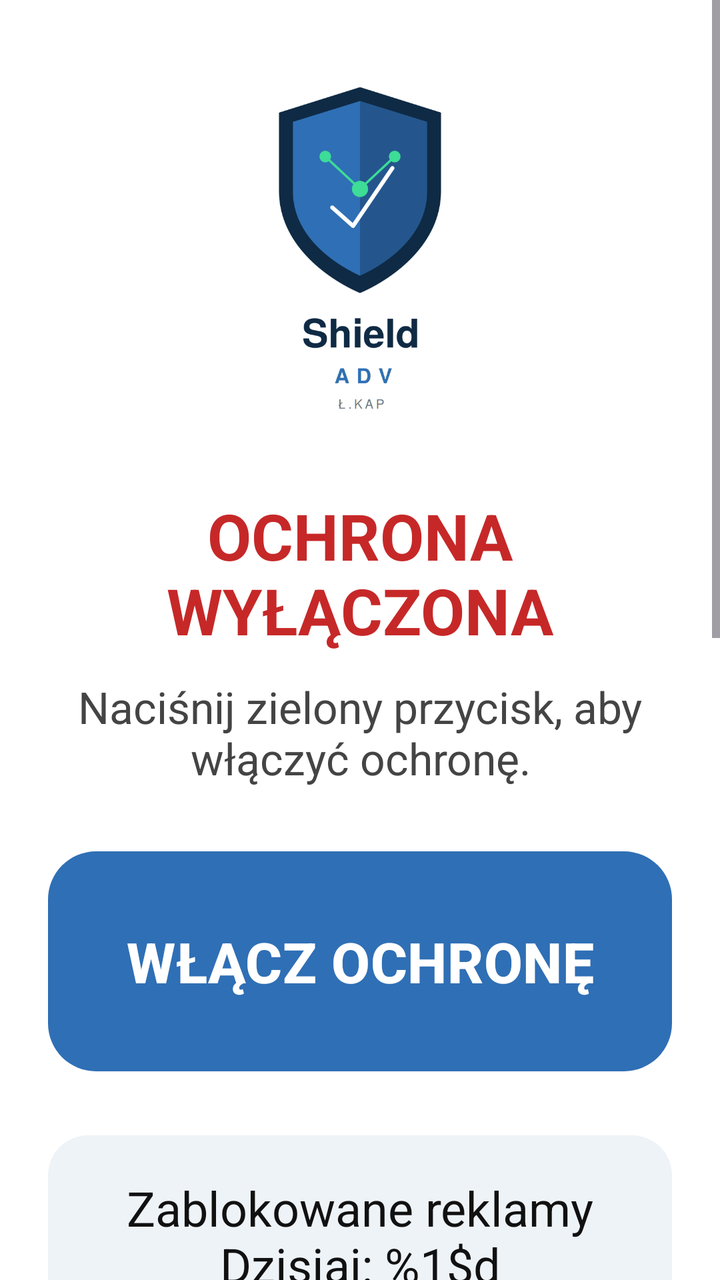
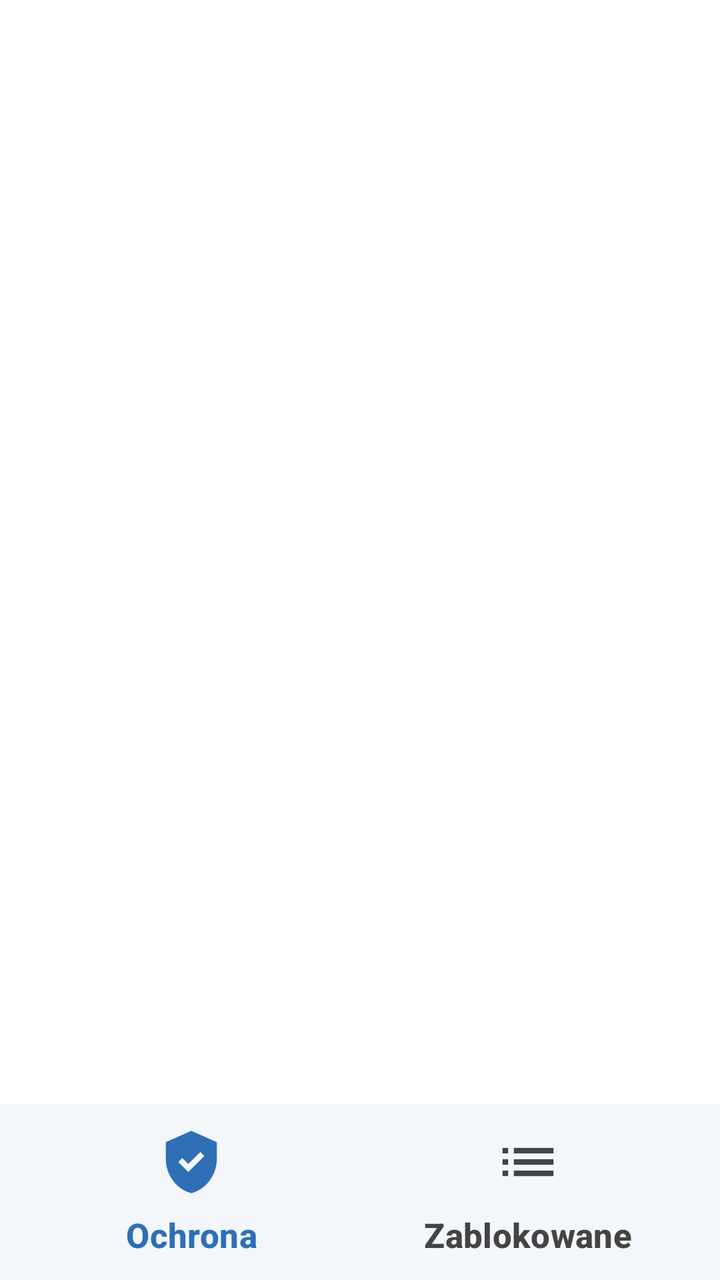

Compare the two renders of this Android layout. The source of the first and the diff that turns it into the second are given below.
<!-- AndroidManifest.xml: application theme Theme.ShieldADV -->
<!-- res/layout/activity_main.xml -->
<?xml version="1.0" encoding="utf-8"?>
<ScrollView xmlns:android="http://schemas.android.com/apk/res/android"
    xmlns:app="http://schemas.android.com/apk/res-auto"
    android:layout_width="match_parent"
    android:layout_height="match_parent"
    android:background="@color/background"
    android:fillViewport="true">

    <LinearLayout
        android:layout_width="match_parent"
        android:layout_height="wrap_content"
        android:gravity="center_horizontal"
        android:orientation="vertical"
        android:padding="24dp">

        <ImageView
            android:layout_width="220dp"
            android:layout_height="wrap_content"
            android:layout_marginTop="8dp"
            android:adjustViewBounds="true"
            android:contentDescription="@string/app_name"
            android:src="@drawable/logo_shield_adv" />

        <TextView
            android:id="@+id/status_text"
            android:layout_width="wrap_content"
            android:layout_height="wrap_content"
            android:layout_marginTop="28dp"
            android:gravity="center"
            android:text="@string/status_off"
            android:textColor="@color/status_off"
            android:textSize="32sp"
            android:textStyle="bold" />

        <TextView
            android:id="@+id/status_hint"
            android:layout_width="match_parent"
            android:layout_height="wrap_content"
            android:layout_marginTop="12dp"
            android:gravity="center"
            android:text="@string/status_off_hint"
            android:textColor="@color/text_secondary"
            android:textSize="22sp" />

        <com.google.android.material.button.MaterialButton
            android:id="@+id/toggle_button"
            android:layout_width="match_parent"
            android:layout_height="wrap_content"
            android:layout_marginTop="32dp"
            android:backgroundTint="@null"
            android:insetTop="0dp"
            android:insetBottom="0dp"
            android:minHeight="110dp"
            android:text="@string/btn_enable"
            android:textColor="@android:color/white"
            android:textSize="28sp"
            android:textStyle="bold"
            app:cornerRadius="24dp" />

        <TextView
            android:id="@+id/counter_text"
            android:layout_width="match_parent"
            android:layout_height="wrap_content"
            android:layout_marginTop="32dp"
            android:background="@drawable/bg_counter"
            android:gravity="center"
            android:padding="20dp"
            android:text="@string/blocked_counter"
            android:textColor="@color/text_primary"
            android:textSize="24sp" />

        <TextView
            android:layout_width="match_parent"
            android:layout_height="wrap_content"
            android:layout_marginTop="32dp"
            android:lineSpacingExtra="6dp"
            android:text="@string/help_text"
            android:textColor="@color/text_secondary"
            android:textSize="20sp" />
    </LinearLayout>
</ScrollView>
<!-- resources referenced by this layout -->
<resources>
  <color name="background">#FFFFFF</color>
  <color name="status_off">#C62828</color>
  <color name="text_primary">#111111</color>
  <color name="text_secondary">#444444</color>
  <!-- drawable bg_counter (drawable) -->
  <?xml version="1.0" encoding="utf-8"?>
  <shape xmlns:android="http://schemas.android.com/apk/res/android"
      android:shape="rectangle">
      <solid android:color="@color/counter_bg" />
      <corners android:radius="20dp" />
  </shape>
  <!-- drawable logo_shield_adv: png bitmap (drawable-nodpi, 42635 bytes) -->
  <string name="app_name">Shield ADV</string>
  <string name="blocked_counter">Zablokowane reklamy\nDzisiaj: %1$d\nŁącznie: %2$d</string>
  <string name="btn_enable">WŁĄCZ OCHRONĘ</string>
  <string name="help_text">Jak to działa?\n\n• Aplikacja blokuje reklamy w grach i innych aplikacjach na tym telefonie.\n• Chroni też przed stronami, które wyłudzają pieniądze i dane.\n• Po włączeniu u góry ekranu pojawi się mały symbol klucza — to znak, że ochrona działa.\n• Ochrona włącza się sama po ponownym uruchomieniu telefonu.\n\nNic nie trzeba więcej robić. W razie problemów z jakąś aplikacją wystarczy nacisnąć czerwony przycisk, aby na chwilę wyłączyć ochronę.</string>
  <string name="status_off">OCHRONA WYŁĄCZONA</string>
  <string name="status_off_hint">Naciśnij zielony przycisk, aby włączyć ochronę.</string>
  <style name="Theme.ShieldADV" parent="Theme.Material3.Light.NoActionBar">
          <item name="android:windowBackground">@color/background</item>
          <item name="colorPrimary">@color/shield</item>
          <item name="android:statusBarColor">@color/navy</item>
      </style>
  <color name="counter_bg">#EEF3F8</color>
  <color name="shield">#2F6FB5</color>
  <color name="navy">#0F2A44</color>
</resources>

<!-- the commit's change to res/layout/activity_main.xml (unified diff, before → after) -->
@@ -1,81 +1,27 @@
 <?xml version="1.0" encoding="utf-8"?>
-<ScrollView xmlns:android="http://schemas.android.com/apk/res/android"
+<LinearLayout xmlns:android="http://schemas.android.com/apk/res/android"
     xmlns:app="http://schemas.android.com/apk/res-auto"
     android:layout_width="match_parent"
     android:layout_height="match_parent"
     android:background="@color/background"
-    android:fillViewport="true">
+    android:orientation="vertical">
 
-    <LinearLayout
+    <FrameLayout
+        android:id="@+id/fragment_container"
         android:layout_width="match_parent"
-        android:layout_height="wrap_content"
-        android:gravity="center_horizontal"
-        android:orientation="vertical"
-        android:padding="24dp">
+        android:layout_height="0dp"
+        android:layout_weight="1" />
 
-        <ImageView
-            android:layout_width="220dp"
-            android:layout_height="wrap_content"
-            android:layout_marginTop="8dp"
-            android:adjustViewBounds="true"
-            android:contentDescription="@string/app_name"
-            android:src="@drawable/logo_shield_adv" />
-
-        <TextView
-            android:id="@+id/status_text"
-            android:layout_width="wrap_content"
-            android:layout_height="wrap_content"
-            android:layout_marginTop="28dp"
-            android:gravity="center"
-            android:text="@string/status_off"
-            android:textColor="@color/status_off"
-            android:textSize="32sp"
-            android:textStyle="bold" />
-
-        <TextView
-            android:id="@+id/status_hint"
-            android:layout_width="match_parent"
-            android:layout_height="wrap_content"
-            android:layout_marginTop="12dp"
-            android:gravity="center"
-            android:text="@string/status_off_hint"
-            android:textColor="@color/text_secondary"
-            android:textSize="22sp" />
-
-        <com.google.android.material.button.MaterialButton
-            android:id="@+id/toggle_button"
-            android:layout_width="match_parent"
-            android:layout_height="wrap_content"
-            android:layout_marginTop="32dp"
-            android:backgroundTint="@null"
-            android:insetTop="0dp"
-            android:insetBottom="0dp"
-            android:minHeight="110dp"
-            android:text="@string/btn_enable"
-            android:textColor="@android:color/white"
-            android:textSize="28sp"
-            android:textStyle="bold"
-            app:cornerRadius="24dp" />
-
-        <TextView
-            android:id="@+id/counter_text"
-            android:layout_width="match_parent"
-            android:layout_height="wrap_content"
-            android:layout_marginTop="32dp"
-            android:background="@drawable/bg_counter"
-            android:gravity="center"
-            android:padding="20dp"
-            android:text="@string/blocked_counter"
-            android:textColor="@color/text_primary"
-            android:textSize="24sp" />
-
-        <TextView
-            android:layout_width="match_parent"
-            android:layout_height="wrap_content"
-            android:layout_marginTop="32dp"
-            android:lineSpacingExtra="6dp"
-            android:text="@string/help_text"
-            android:textColor="@color/text_secondary"
-            android:textSize="20sp" />
-    </LinearLayout>
-</ScrollView>
+    <com.google.android.material.bottomnavigation.BottomNavigationView
+        android:id="@+id/bottom_nav"
+        android:layout_width="match_parent"
+        android:layout_height="88dp"
+        android:background="@color/nav_background"
+        app:itemIconSize="34dp"
+        app:itemIconTint="@color/nav_item"
+        app:itemTextAppearanceActive="@style/TextAppearance.ShieldADV.NavLabel"
+        app:itemTextAppearanceInactive="@style/TextAppearance.ShieldADV.NavLabel"
+        app:itemTextColor="@color/nav_item"
+        app:labelVisibilityMode="labeled"
+        app:menu="@menu/bottom_nav" />
+</LinearLayout>
<!-- resource entries referenced after the edit -->
@@ -1,29 +1,16 @@
 <!-- resources referenced by this layout -->
 <resources>
   <color name="background">#FFFFFF</color>
-  <color name="status_off">#C62828</color>
-  <color name="text_primary">#111111</color>
-  <color name="text_secondary">#444444</color>
-  <!-- drawable bg_counter (drawable) -->
-  <?xml version="1.0" encoding="utf-8"?>
-  <shape xmlns:android="http://schemas.android.com/apk/res/android"
-      android:shape="rectangle">
-      <solid android:color="@color/counter_bg" />
-      <corners android:radius="20dp" />
-  </shape>
-  <!-- drawable logo_shield_adv: png bitmap (drawable-nodpi, 42635 bytes) -->
-  <string name="app_name">Shield ADV</string>
-  <string name="blocked_counter">Zablokowane reklamy\nDzisiaj: %1$d\nŁącznie: %2$d</string>
-  <string name="btn_enable">WŁĄCZ OCHRONĘ</string>
-  <string name="help_text">Jak to działa?\n\n• Aplikacja blokuje reklamy w grach i innych aplikacjach na tym telefonie.\n• Chroni też przed stronami, które wyłudzają pieniądze i dane.\n• Po włączeniu u góry ekranu pojawi się mały symbol klucza — to znak, że ochrona działa.\n• Ochrona włącza się sama po ponownym uruchomieniu telefonu.\n\nNic nie trzeba więcej robić. W razie problemów z jakąś aplikacją wystarczy nacisnąć czerwony przycisk, aby na chwilę wyłączyć ochronę.</string>
-  <string name="status_off">OCHRONA WYŁĄCZONA</string>
-  <string name="status_off_hint">Naciśnij zielony przycisk, aby włączyć ochronę.</string>
+  <color name="nav_background">#F3F6FA</color>
+  <style name="TextAppearance.ShieldADV.NavLabel" parent="TextAppearance.Material3.LabelLarge">
+          <item name="android:textSize">17sp</item>
+          <item name="android:textStyle">bold</item>
+      </style>
   <style name="Theme.ShieldADV" parent="Theme.Material3.Light.NoActionBar">
           <item name="android:windowBackground">@color/background</item>
           <item name="colorPrimary">@color/shield</item>
           <item name="android:statusBarColor">@color/navy</item>
       </style>
-  <color name="counter_bg">#EEF3F8</color>
   <color name="shield">#2F6FB5</color>
   <color name="navy">#0F2A44</color>
 </resources>
